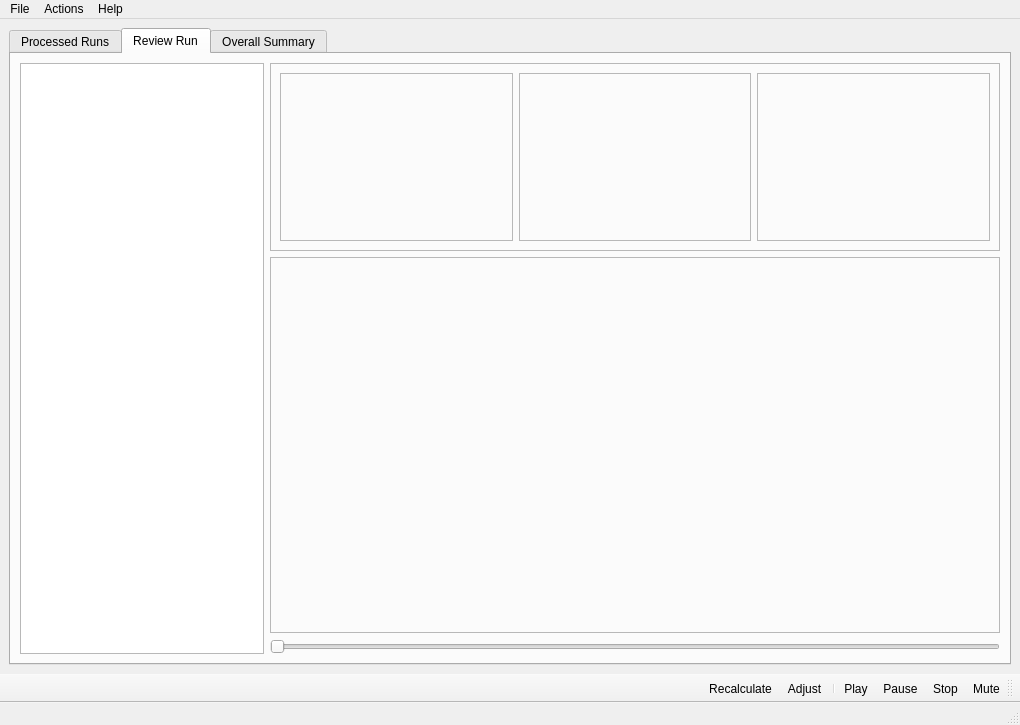
Before: the Qt Designer form qtsrc/eyeplus/mainwindow.ui in starshine-bcit/eyeplus, drawn with Qt 5.
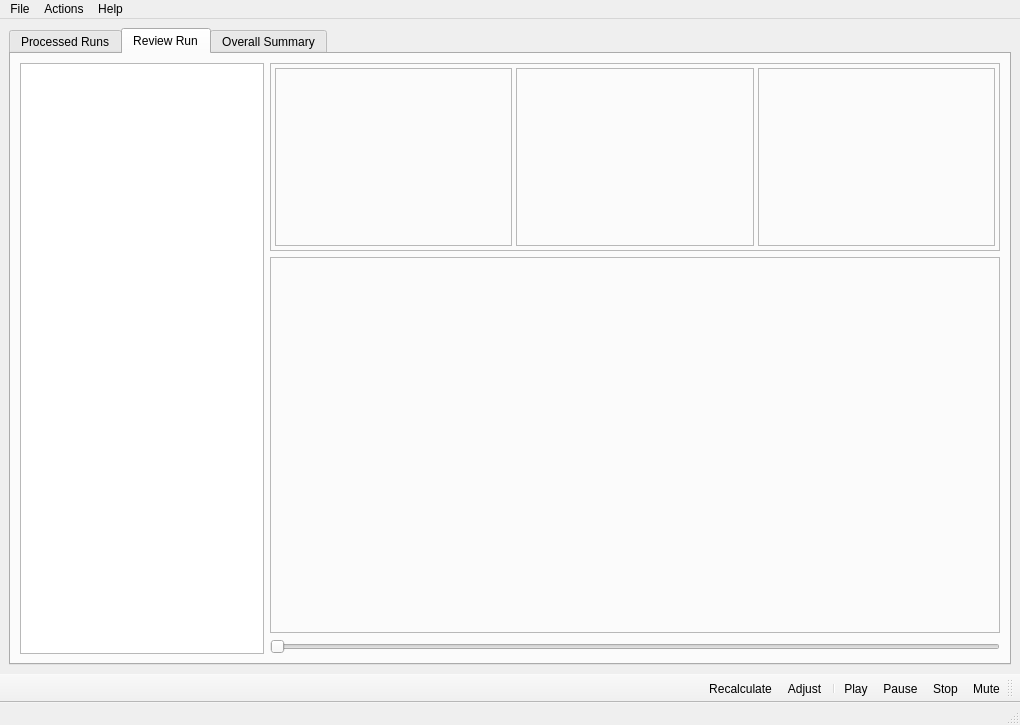
After: the same form once the commit is applied. The open tabs and pages were chosen to show the change. Icons and pictures are not drawn.

Commit message: Adjust margins on graphics layout Add setup for all graphics to mainwindow.py

Diff of the .ui file:
```diff
--- a/qtsrc/eyeplus/mainwindow.ui
+++ b/qtsrc/eyeplus/mainwindow.ui
@@ -334,11 +334,46 @@
              <enum>QFrame::Plain</enum>
             </property>
             <layout class="QHBoxLayout" name="horizontalLayout_3">
+             <property name="spacing">
+              <number>4</number>
+             </property>
+             <property name="leftMargin">
+              <number>4</number>
+             </property>
+             <property name="topMargin">
+              <number>4</number>
+             </property>
+             <property name="rightMargin">
+              <number>4</number>
+             </property>
+             <property name="bottomMargin">
+              <number>4</number>
+             </property>
              <item>
               <widget class="QFrame" name="frameReviewGraphicTop1">
                <property name="frameShape">
                 <enum>QFrame::StyledPanel</enum>
                </property>
+               <layout class="QHBoxLayout" name="horizontalLayout_7">
+                <property name="spacing">
+                 <number>0</number>
+                </property>
+                <property name="leftMargin">
+                 <number>1</number>
+                </property>
+                <property name="topMargin">
+                 <number>1</number>
+                </property>
+                <property name="rightMargin">
+                 <number>1</number>
+                </property>
+                <property name="bottomMargin">
+                 <number>1</number>
+                </property>
+                <item>
+                 <widget class="QWidget" name="widgetReviewGraphic1" native="true"/>
+                </item>
+               </layout>
               </widget>
              </item>
              <item>
@@ -346,6 +381,26 @@
                <property name="frameShape">
                 <enum>QFrame::StyledPanel</enum>
                </property>
+               <layout class="QHBoxLayout" name="horizontalLayout_8">
+                <property name="spacing">
+                 <number>0</number>
+                </property>
+                <property name="leftMargin">
+                 <number>1</number>
+                </property>
+                <property name="topMargin">
+                 <number>1</number>
+                </property>
+                <property name="rightMargin">
+                 <number>1</number>
+                </property>
+                <property name="bottomMargin">
+                 <number>1</number>
+                </property>
+                <item>
+                 <widget class="QWidget" name="widgetReviewGraphic2" native="true"/>
+                </item>
+               </layout>
               </widget>
              </item>
              <item>
@@ -353,6 +408,26 @@
                <property name="frameShape">
                 <enum>QFrame::StyledPanel</enum>
                </property>
+               <layout class="QHBoxLayout" name="horizontalLayout_9">
+                <property name="spacing">
+                 <number>0</number>
+                </property>
+                <property name="leftMargin">
+                 <number>1</number>
+                </property>
+                <property name="topMargin">
+                 <number>1</number>
+                </property>
+                <property name="rightMargin">
+                 <number>1</number>
+                </property>
+                <property name="bottomMargin">
+                 <number>1</number>
+                </property>
+                <item>
+                 <widget class="QWidget" name="widgetReviewGraphic3" native="true"/>
+                </item>
+               </layout>
               </widget>
              </item>
             </layout>
```
Left out of the diff: 9 changed lines with no effect on the pictures. The commit also changes 2 other files.
